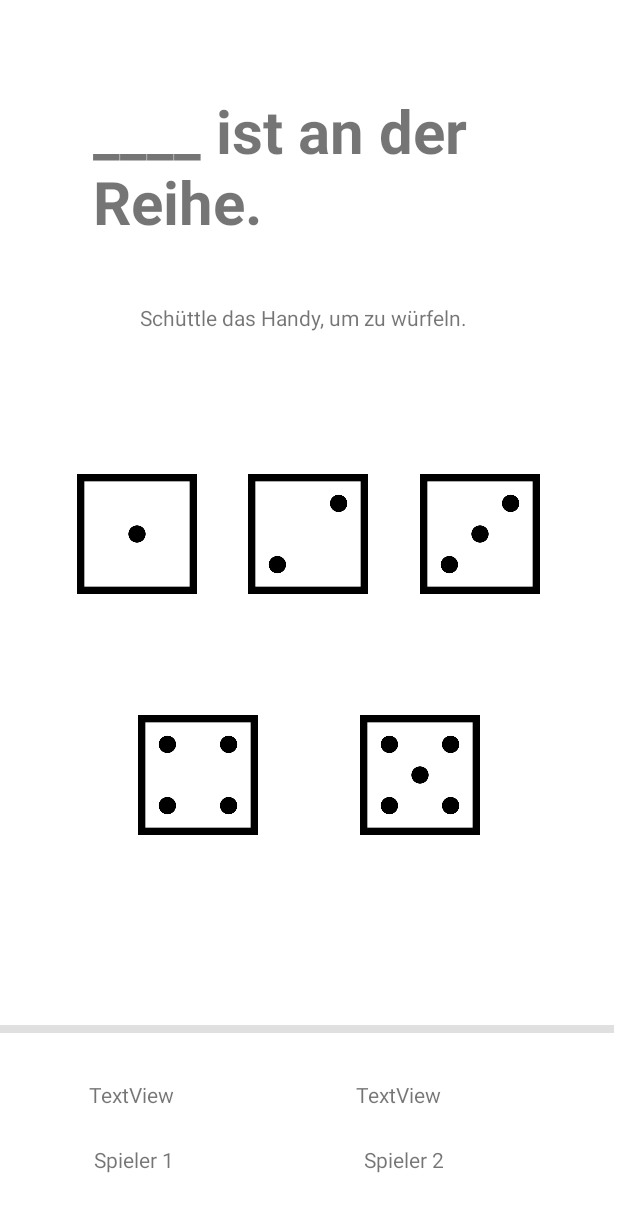
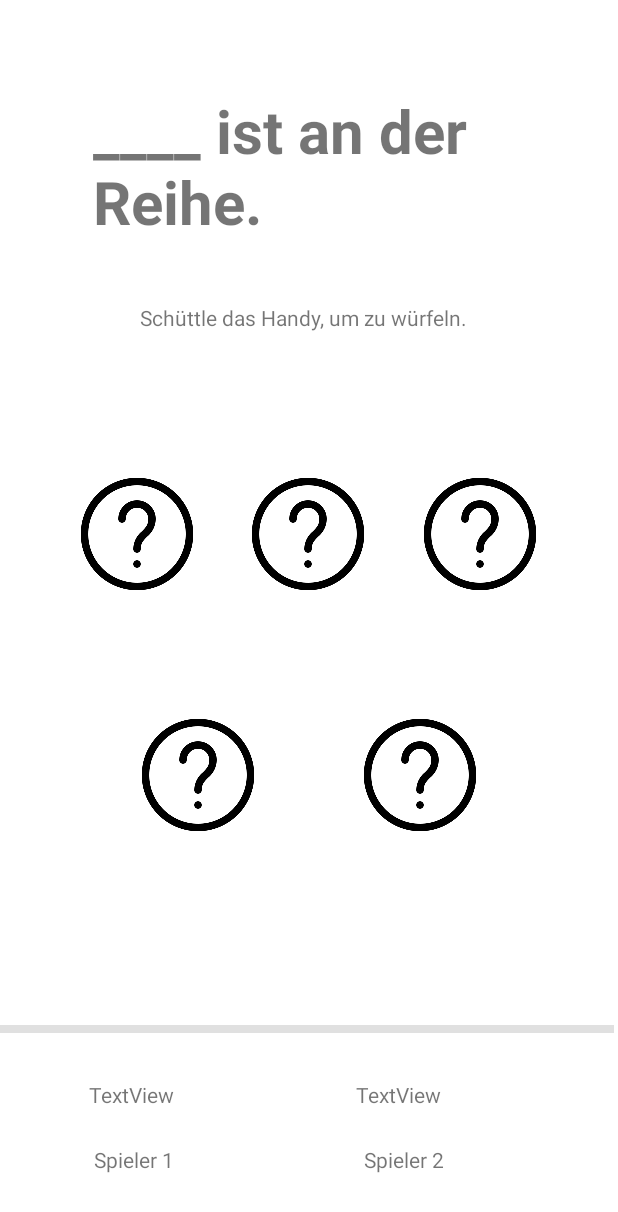
Before and after one commit to nemanja1007/dieEins, an Android app: the layout activity_spielfeld.xml on its own in the app's theme, with its tools: preview values and no code run, on a phone screen of 412 x 824 dp. Shown: the top 1212 px of the screen. Run offline under Robolectric (Android 15) with nearby library versions, the phone set to English and light mode, and no system bars.

```diff
--- a/app/src/main/res/layout/activity_spielfeld.xml
+++ b/app/src/main/res/layout/activity_spielfeld.xml
@@ -145,7 +145,7 @@
             android:id="@+id/imageView"
             android:layout_width="80dp"
             android:layout_height="80dp"
-            app:srcCompat="@drawable/dice1" />
+            app:srcCompat="@drawable/fragezeichen" />
 
         <Space
             android:layout_width="wrap_content"
@@ -156,7 +156,7 @@
             android:id="@+id/imageView3"
             android:layout_width="80dp"
             android:layout_height="80dp"
-            app:srcCompat="@drawable/dice2" />
+            app:srcCompat="@drawable/fragezeichen" />
 
         <Space
             android:layout_width="wrap_content"
@@ -167,7 +167,7 @@
             android:id="@+id/imageView4"
             android:layout_width="80dp"
             android:layout_height="80dp"
-            app:srcCompat="@drawable/dice3" />
+            app:srcCompat="@drawable/fragezeichen" />
 
         <Space
             android:layout_width="wrap_content"
@@ -194,7 +194,7 @@
             android:id="@+id/imageView5"
             android:layout_width="80dp"
             android:layout_height="80dp"
-            app:srcCompat="@drawable/dice4" />
+            app:srcCompat="@drawable/fragezeichen" />
 
         <Space
             android:layout_width="wrap_content"
@@ -205,7 +205,7 @@
             android:id="@+id/imageView6"
             android:layout_width="80dp"
             android:layout_height="80dp"
-            app:srcCompat="@drawable/dice5" />
+            app:srcCompat="@drawable/fragezeichen" />
 
         <Space
             android:layout_width="wrap_content"
```
Also changed, not shown: app/src/main/java/com/example/dieeins/SpielfeldActivity.java (+23 -5 lines), app/src/main/res/drawable-v24/fragezeichen.png (added).
